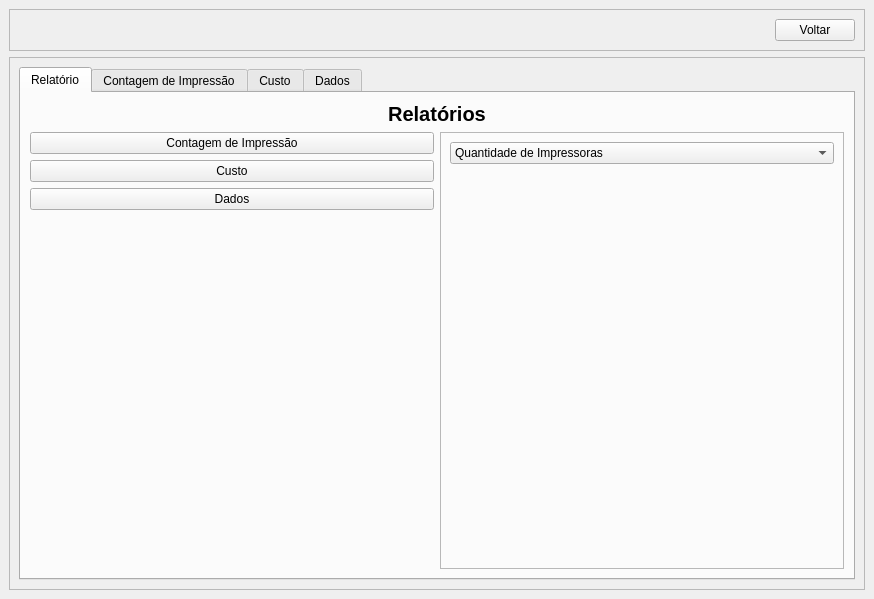
Qt form View/Telas/CD_Relatorio.ui (Blastoles/ProjetoSCGI) before a commit.
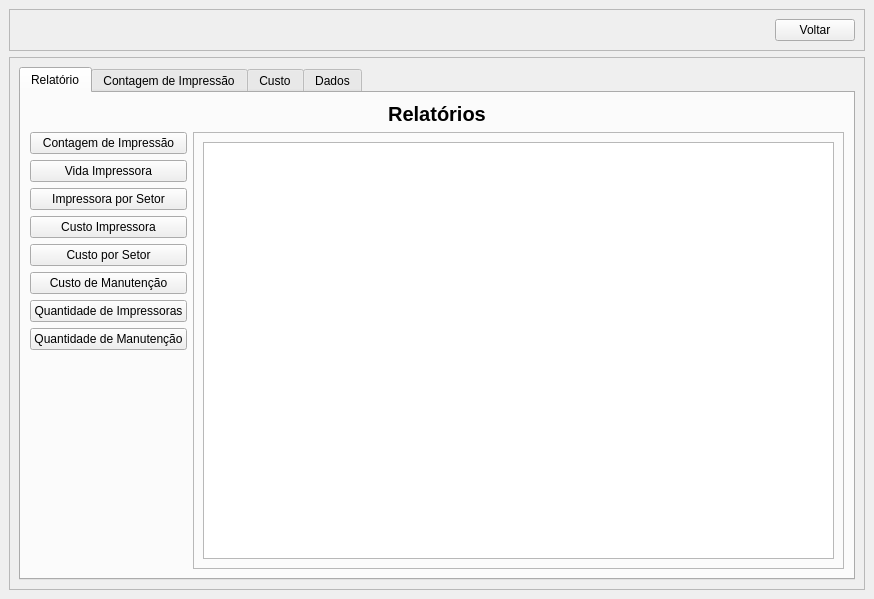
The same form after that commit. Icons and pictures are not drawn.

The edit to the form file:
```diff
--- a/View/Telas/CD_Relatorio.ui
+++ b/View/Telas/CD_Relatorio.ui
@@ -66,7 +66,7 @@
        <enum>QFrame::Raised</enum>
       </property>
       <layout class="QGridLayout" name="gridLayout_9">
-       <item row="1" column="0">
+       <item row="0" column="0">
         <widget class="QTabWidget" name="tabWidget">
          <property name="currentIndex">
           <number>0</number>
@@ -76,7 +76,7 @@
            <string>Relatório</string>
           </attribute>
           <layout class="QGridLayout" name="gridLayout_8">
-           <item row="1" column="1" rowspan="6">
+           <item row="1" column="1" rowspan="20">
             <widget class="QFrame" name="frame_3">
              <property name="frameShape">
               <enum>QFrame::StyledPanel</enum>
@@ -86,16 +86,7 @@
              </property>
              <layout class="QGridLayout" name="gridLayout_10">
               <item row="0" column="0">
-               <widget class="QComboBox" name="comboBox">
-                <item>
-                 <property name="text">
-                  <string>Quantidade de Impressoras</string>
-                 </property>
-                </item>
-               </widget>
-              </item>
-              <item row="1" column="0">
-               <widget class="QWidget" name="Grafico_Relatorio" native="true"/>
+               <widget class="QGraphicsView" name="Grafico"/>
               </item>
              </layout>
             </widget>
@@ -138,19 +129,6 @@
             </widget>
            </item>
            <item row="2" column="0">
-            <widget class="QPushButton" name="pushButton_3">
-             <property name="sizePolicy">
-              <sizepolicy hsizetype="Minimum" vsizetype="Fixed">
-               <horstretch>0</horstretch>
-               <verstretch>0</verstretch>
-              </sizepolicy>
-             </property>
-             <property name="text">
-              <string>Custo</string>
-             </property>
-            </widget>
-           </item>
-           <item row="3" column="0">
             <widget class="QPushButton" name="pushButton_5">
              <property name="sizePolicy">
               <sizepolicy hsizetype="Minimum" vsizetype="Fixed">
@@ -159,7 +137,55 @@
               </sizepolicy>
              </property>
              <property name="text">
-              <string>Dados</string>
+              <string>Vida Impressora</string>
+             </property>
+            </widget>
+           </item>
+           <item row="6" column="0">
+            <widget class="QPushButton" name="pushButton_8">
+             <property name="text">
+              <string>Custo de Manutenção</string>
+             </property>
+            </widget>
+           </item>
+           <item row="7" column="0">
+            <widget class="QPushButton" name="pushButton_6">
+             <property name="text">
+              <string>Quantidade de Impressoras</string>
+             </property>
+            </widget>
+           </item>
+           <item row="3" column="0">
+            <widget class="QPushButton" name="pushButton_2">
+             <property name="text">
+              <string>Impressora por Setor</string>
+             </property>
+            </widget>
+           </item>
+           <item row="4" column="0">
+            <widget class="QPushButton" name="pushButton_3">
+             <property name="sizePolicy">
+              <sizepolicy hsizetype="Minimum" vsizetype="Fixed">
+               <horstretch>0</horstretch>
+               <verstretch>0</verstretch>
+              </sizepolicy>
+             </property>
+             <property name="text">
+              <string>Custo Impressora</string>
+             </property>
+            </widget>
+           </item>
+           <item row="5" column="0">
+            <widget class="QPushButton" name="pushButton_4">
+             <property name="text">
+              <string>Custo por Setor</string>
+             </property>
+            </widget>
+           </item>
+           <item row="8" column="0">
+            <widget class="QPushButton" name="pushButton_7">
+             <property name="text">
+              <string>Quantidade de Manutenção</string>
              </property>
             </widget>
            </item>
```
Left out of the diff: 30 changed lines with no effect on the pictures.
